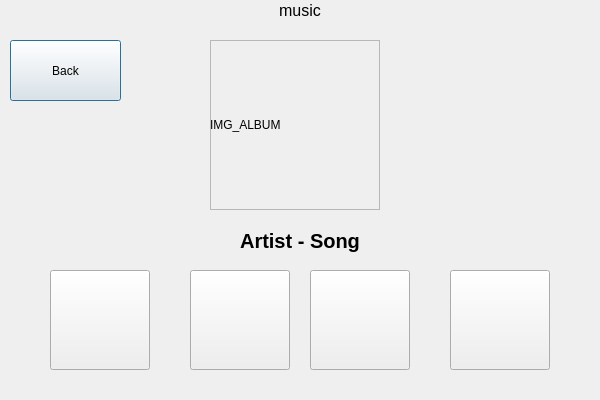
Above: Team_GUI/Main/Task/task_musicplayer.ui from preferKim/Embedded_Team1 before the change. Below: the same form after it.
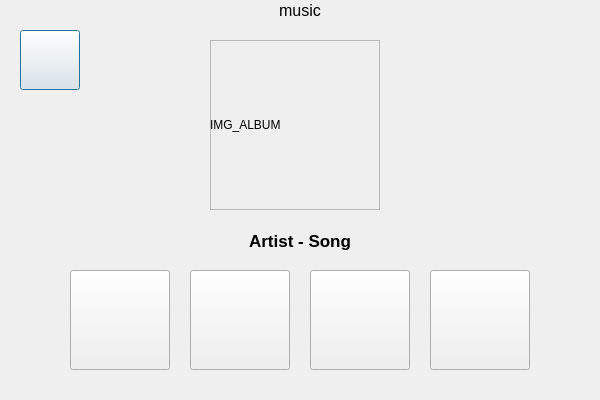
That is the form after the change.

Patch:
```diff
--- a/Team_GUI/Main/Task/task_musicplayer.ui
+++ b/Team_GUI/Main/Task/task_musicplayer.ui
@@ -16,14 +16,14 @@
   <widget class="QPushButton" name="btn_back">
    <property name="geometry">
     <rect>
-     <x>10</x>
-     <y>40</y>
-     <width>111</width>
-     <height>61</height>
+     <x>20</x>
+     <y>30</y>
+     <width>60</width>
+     <height>60</height>
     </rect>
    </property>
    <property name="text">
-    <string>Back</string>
+    <string/>
    </property>
   </widget>
   <widget class="QFrame" name="frame_2">
@@ -84,7 +84,7 @@
   <widget class="QPushButton" name="btn_next">
    <property name="geometry">
     <rect>
-     <x>450</x>
+     <x>430</x>
      <y>270</y>
      <width>100</width>
      <height>100</height>
@@ -97,7 +97,7 @@
   <widget class="QPushButton" name="btn_prev">
    <property name="geometry">
     <rect>
-     <x>50</x>
+     <x>70</x>
      <y>270</y>
      <width>100</width>
      <height>100</height>
@@ -118,7 +118,7 @@
    </property>
    <property name="font">
     <font>
-     <pointsize>15</pointsize>
+     <pointsize>13</pointsize>
      <weight>75</weight>
      <bold>true</bold>
     </font>
```
